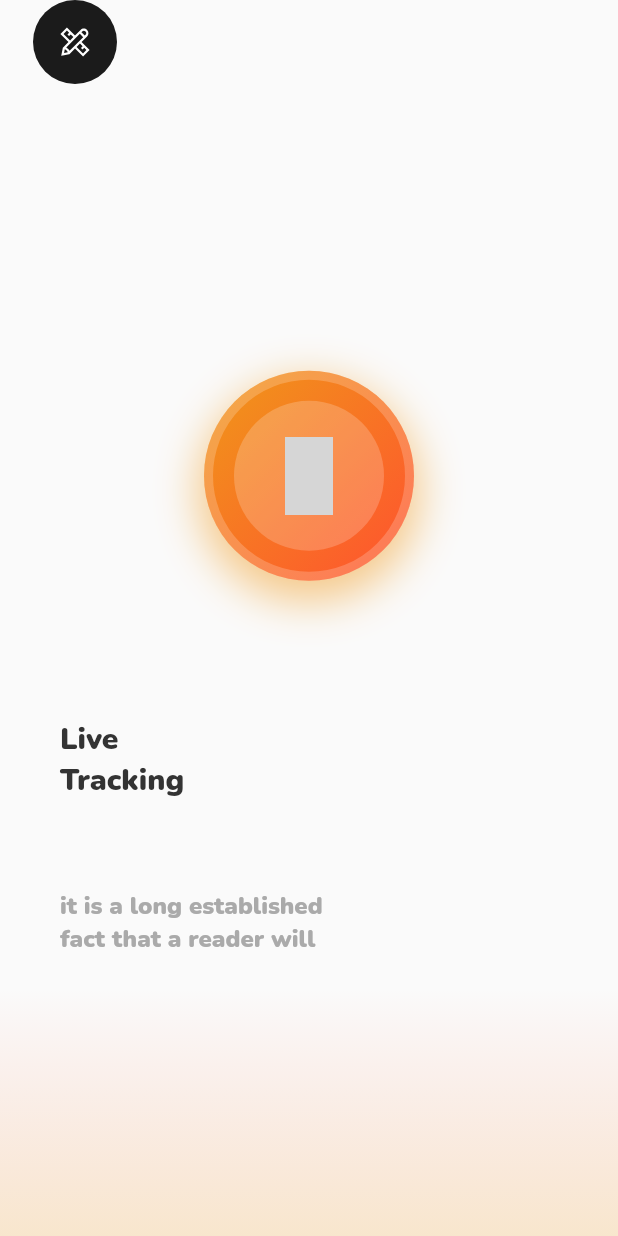
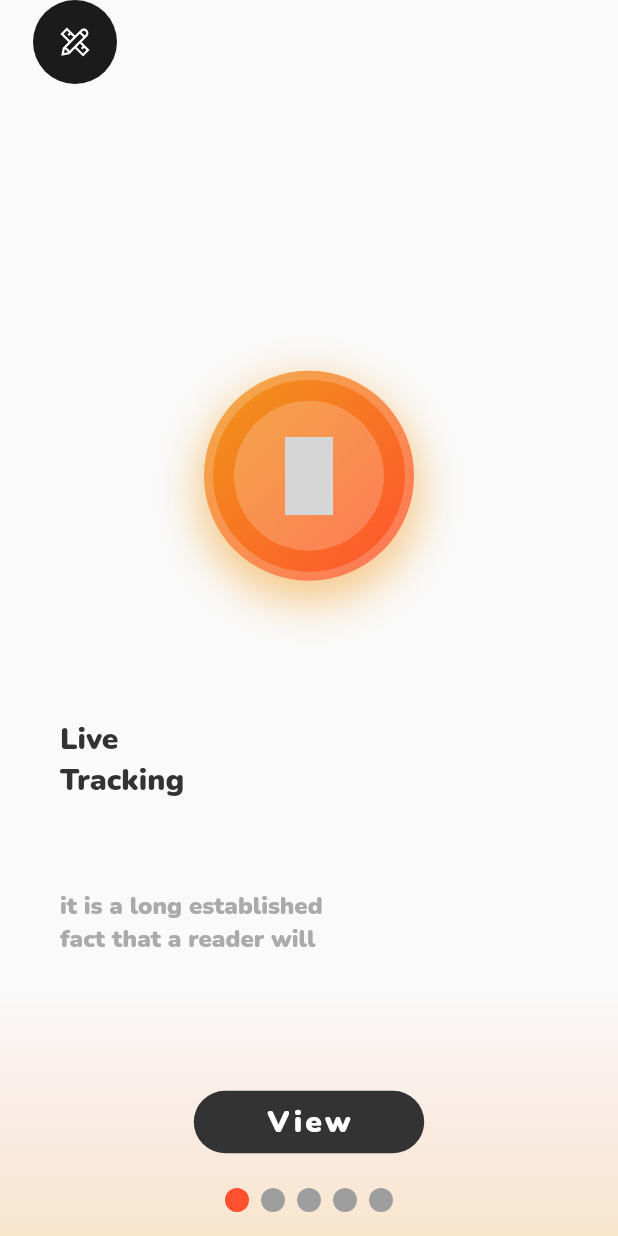
Before and after one commit to ajay963/iot_web, a Flutter app: the screen it shows after launch, on a phone screen of 412 x 824 dp. Run offline on Flutter 3.47's test engine with Material 2 defaults, Android fonts, the phone set to English and light mode, and no system bars; drawn by our look-alikes of carousel_slider, smooth_page_indicator; our stand-ins replace flutter_svg, get, google_fonts, google_maps_flutter, iconsax, line_icons and 7 more; missing offline and left inert: bitsdojo_window, flutter_joystick; network calls fail; grey boxes are pictures that could not be loaded.

Commit message:
refactor code

```diff
--- a/lib/home_page.dart
+++ b/lib/home_page.dart
@@ -89,9 +89,7 @@ class _HomePageState extends State<HomePage> {
           }),
         ),
       ),
-      floatingActionButton: Visibility(
-        visible: false,
-        child: Column(
+      floatingActionButton: Column(
         mainAxisSize: MainAxisSize.min,
         mainAxisAlignment: MainAxisAlignment.end,
         children: [
@@ -101,8 +99,7 @@ class _HomePageState extends State<HomePage> {
                   MaterialPageRoute(builder: (contetx) => appPages[currTab]));
             },
             child: Padding(
-                padding:
-                    const EdgeInsets.symmetric(horizontal: 40, vertical: 5),
+              padding: const EdgeInsets.symmetric(horizontal: 40, vertical: 5),
               child: Text(
                 'View',
                 style: textTheme.bodyMedium!
@@ -123,7 +120,6 @@ class _HomePageState extends State<HomePage> {
                 activeDotColor: CustomGradients.gradientList[currTab].color2,
               ))
         ],
-        ),
       ),
       body: Column(
           mainAxisSize: MainAxisSize.max,
```
Also changed, not shown: 9 other files. Lines whose indentation alone changed are shown as unchanged.
